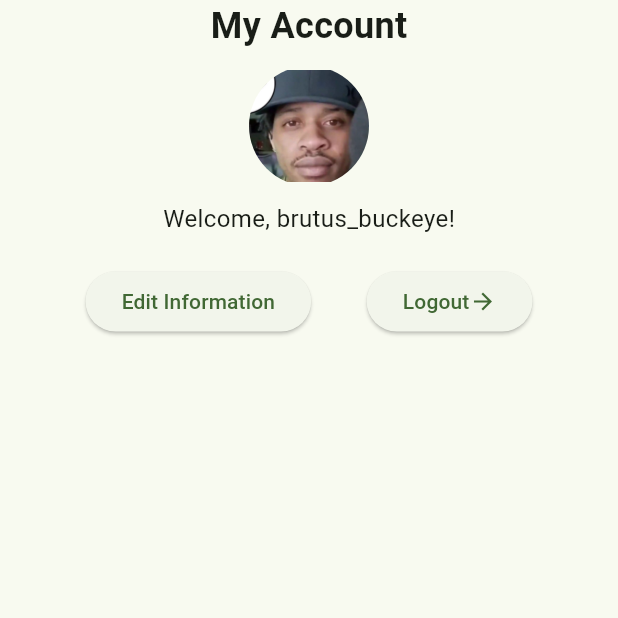
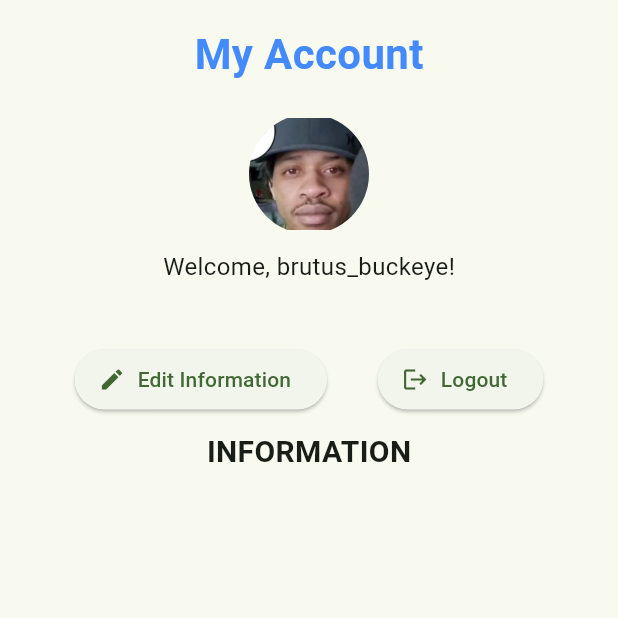
Before and after one commit to danielgof/HackOHIO2024, a Flutter app: the ProfilePage screen opened directly, on a phone screen of 412 x 824 dp, the top half of it. Run offline on Flutter 3.47's test engine with Material 3 defaults, Android fonts, the phone set to English and light mode, and no system bars; our stand-ins replace camera.

Commit message:
pf stuff

```diff
--- a/app/lib/private/profile_page.dart
+++ b/app/lib/private/profile_page.dart
@@ -12,17 +12,14 @@ class ProfilePage extends StatefulWidget {
 
 class ProfilePageState extends State<ProfilePage> {
   late TextEditingController _searchController;
-  late TextEditingController
-      _fullNameController; // New controller for full name input
+  late TextEditingController _fullNameController;
   late TextEditingController _numberController;
   late TextEditingController _addressController;
   late TextEditingController _phoneController;
   late TextEditingController _emailController;
   bool _isVisible = true;
   String _sexOption = 'Male';
-  var appState;
 
-  // List of health items for checkboxes
   List<String> _healthItems = [
     'Diabetes',
     'High Blood Pressure',
@@ -31,22 +28,18 @@ class ProfilePageState extends State<ProfilePage> {
     'Allergies',
   ];
 
-  // List to track which items are checked
   late List<bool> _checkedItems;
 
   @override
   void initState() {
     super.initState();
     _searchController = TextEditingController();
-    _fullNameController = TextEditingController(
-        text: 'Brutus Buckeye'); // Initialize the controller
+    _fullNameController = TextEditingController(text: 'Brutus Buckeye');
     _numberController = TextEditingController(text: '135');
     _addressController = TextEditingController(text: '100 Norwich Ave');
     _phoneController = TextEditingController(text: '1234567890');
     _emailController =
         TextEditingController(text: 'buckeye.1@buckeyemail.osu.edu');
-
-    // Initialize all health items to unchecked (false)
     _checkedItems = List.generate(_healthItems.length, (index) => false);
     _checkedItems[4] = true;
   }
@@ -54,8 +47,7 @@ class ProfilePageState extends State<ProfilePage> {
   @override
   void dispose() {
     _searchController.dispose();
-    _fullNameController.dispose(); // Dispose the full name controller
-    appState = context.watch<MyAppState>();
+    _fullNameController.dispose();
     super.dispose();
   }
 
@@ -71,25 +63,27 @@ class ProfilePageState extends State<ProfilePage> {
 
     return SafeArea(
       child: Scaffold(
-        body: CustomScrollView(
+        body: Padding(
+          padding: EdgeInsets.all(16.0), // Global padding for the page
+          child: CustomScrollView(
             slivers: <Widget>[
               SliverToBoxAdapter(
-              child: Padding(
-                padding: EdgeInsetsDirectional.symmetric(horizontal: 20),
                 child: Column(
                   crossAxisAlignment: CrossAxisAlignment.center,
                   children: <Widget>[
                     Text(
                       'My Account',
-                      style:
-                          TextStyle(fontSize: 24, fontWeight: FontWeight.bold),
+                      style: TextStyle(
+                          fontSize: 28,
+                          fontWeight: FontWeight.bold,
+                          color: Colors.blueAccent),
                     ),
-                    SizedBox(height: 10),
+                    SizedBox(height: 20),
                     ClipOval(
                       child: Image.asset(
-                        'assets/IMG_7421.png', // Assuming the image is stored in the assets folder
-                        width: 80, // Adjust the width as needed
-                        height: 80, // Adjust the height as needed
+                        'assets/IMG_7421.png',
+                        width: 80,
+                        height: 80,
                       ),
                     ),
                     SizedBox(height: 10),
@@ -100,13 +94,17 @@ class ProfilePageState extends State<ProfilePage> {
                     SizedBox(height: 20),
                     Visibility(
                       visible: !_isVisible,
+                      child: Card(
+                        elevation: 4, // Adds shadow for depth
+                        child: Padding(
+                          padding: EdgeInsets.all(16.0),
                           child: Column(
                             crossAxisAlignment: CrossAxisAlignment.start,
                             children: [
                               Text(
                                 'My Info:',
                                 style: TextStyle(
-                                fontSize: 16, fontWeight: FontWeight.bold),
+                                    fontSize: 20, fontWeight: FontWeight.bold),
                               ),
                               SizedBox(height: 20),
                               TextFormField(
@@ -117,7 +115,12 @@ class ProfilePageState extends State<ProfilePage> {
                                 ),
                               ),
                               SizedBox(height: 10),
-                          ListTile(
+                              Row(
+                                mainAxisAlignment:
+                                    MainAxisAlignment.spaceAround,
+                                children: [
+                                  Expanded(
+                                    child: ListTile(
                                       title: const Text('Male'),
                                       leading: Radio<String>(
                                         value: 'Male',
@@ -129,8 +132,9 @@ class ProfilePageState extends State<ProfilePage> {
                                         },
                                       ),
                                     ),
-                          SizedBox(height: 10),
-                          ListTile(
+                                  ),
+                                  Expanded(
+                                    child: ListTile(
                                       title: const Text('Female'),
                                       leading: Radio<String>(
                                         value: 'Female',
@@ -141,6 +145,9 @@ class ProfilePageState extends State<ProfilePage> {
                                           });
                                         },
                                       ),
+                                    ),
+                                  ),
+                                ],
                               ),
                               SizedBox(height: 10),
                               TextFormField(
@@ -166,7 +173,7 @@ class ProfilePageState extends State<ProfilePage> {
                               TextFormField(
                                 controller: _phoneController,
                                 keyboardType: TextInputType.number,
-                            decoration: const InputDecoration(
+                                decoration: InputDecoration(
                                   labelText: 'Phone Number',
                                   border: OutlineInputBorder(),
                                 ),
@@ -177,16 +184,16 @@ class ProfilePageState extends State<ProfilePage> {
                               SizedBox(height: 10),
                               TextFormField(
                                 controller: _emailController,
-                            decoration: const InputDecoration(
+                                decoration: InputDecoration(
                                   labelText: 'Email',
                                   border: OutlineInputBorder(),
                                 ),
                               ),
                               const SizedBox(height: 10),
-                          const Text(
+                              Text(
                                 'My Health:',
                                 style: TextStyle(
-                                fontSize: 16, fontWeight: FontWeight.bold),
+                                    fontSize: 20, fontWeight: FontWeight.bold),
                               ),
                               const SizedBox(height: 10),
                               ListView.builder(
@@ -208,26 +215,42 @@ class ProfilePageState extends State<ProfilePage> {
                             ],
                           ),
                         ),
+                      ),
+                    ),
+                    SizedBox(height: 20),
                     Center(
-                      child: Row(
+                      child: Column(
+                        mainAxisAlignment: MainAxisAlignment.center,
+                        children: [
+                          Row(
                             mainAxisAlignment: MainAxisAlignment.spaceEvenly,
                             children: [
-                          ElevatedButton(
+                              ElevatedButton.icon(
                                 onPressed: () {
                                   _toggleEditPreferences(_isVisible);
                                 },
-                            child: Column(
-                              children: [Text('Edit Information')],
+                                icon: Icon(Icons.edit), // Adding an icon
+                                label: Text('Edit Information'),
                               ),
-                          ),
-                          ElevatedButton(
+                              ElevatedButton.icon(
                                 onPressed: () {
                                   appState.logout();
                                 },
-                            child: Row(
-                              children: [
-                                Text('Logout'),
-                                Icon(Icons.arrow_forward),
+                                icon: Icon(Icons.logout), // Adding an icon
+                                label: Text('Logout'),
+                              ),
+                            ],
+                          ),
+                          SizedBox(
+                              height:
+                                  10), // Add some space between buttons and text
+                          Text(
+                            'INFORMATION',
+                            style: TextStyle(
+                              fontSize: 20,
+                              fontWeight: FontWeight.bold,
+                            ),
+                          ),
                         ],
                       ),
                     ),
@@ -238,9 +261,6 @@ class ProfilePageState extends State<ProfilePage> {
           ),
         ),
       ),
-          ],
-        ),
-      ),
     );
   }
 }
```
Lines whose indentation alone changed are shown as unchanged.
